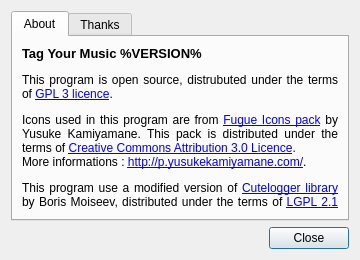
alorence/tym, file src/gui/about.ui: the form before one commit.
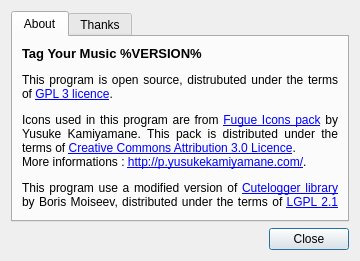
The form after the commit. Icons and pictures are not drawn.

Commit message: (about) Update information in dialog box

What changed in the file:
```diff
--- a/src/gui/about.ui
+++ b/src/gui/about.ui
@@ -7,7 +7,7 @@
     <x>0</x>
     <y>0</y>
     <width>360</width>
-    <height>260</height>
+    <height>261</height>
    </rect>
   </property>
   <property name="sizePolicy">
@@ -30,7 +30,7 @@
        <item row="0" column="0">
         <widget class="QLabel" name="aboutText">
          <property name="text">
-          <string>&lt;html&gt;&lt;head/&gt;&lt;body&gt;&lt;p align=&quot;justify&quot;&gt;&lt;span style=&quot; font-size:10pt; font-weight:600;&quot;&gt;Tag Your Music %VERSION%&lt;/span&gt;&lt;/p&gt;&lt;p align=&quot;justify&quot;&gt;&lt;img src=&quot;:/img/logos/gpl3&quot; style=&quot;float: right;&quot;/&gt;This program is open source, distrubuted under the terms of &lt;a href=&quot;https://www.gnu.org/licenses/gpl-3.0.html&quot;&gt;&lt;span style=&quot; text-decoration: underline; color:#0000ff;&quot;&gt;GPL 3 licence&lt;/span&gt;&lt;/a&gt;.&lt;/p&gt;&lt;p align=&quot;justify&quot;&gt;Icons used in this program are from &lt;a href=&quot;https://github.com/yusukekamiyamane/fugue-icons&quot;&gt;&lt;span style=&quot; text-decoration: underline; color:#0000ff;&quot;&gt;Fugue Icons pack&lt;/span&gt;&lt;/a&gt; by Yusuke Kamiyamane. This pack is distributed under the terms of &lt;a href=&quot;https://creativecommons.org/licenses/by/3.0/&quot;&gt;&lt;span style=&quot; text-decoration: underline; color:#0000ff;&quot;&gt;Creative Commons Attribution 3.0 Licence&lt;/span&gt;&lt;/a&gt;.&lt;br/&gt;More informations : &lt;a href=&quot;http://p.yusukekamiyamane.com/&quot;&gt;&lt;span style=&quot; text-decoration: underline; color:#0000ff;&quot;&gt;http://p.yusukekamiyamane.com/&lt;/span&gt;&lt;/a&gt;.&lt;/p&gt;&lt;p align=&quot;justify&quot;&gt;This program use a modified version of &lt;a href=&quot;https://gitorious.org/cutelogger/cutelogger&quot;&gt;&lt;span style=&quot; text-decoration: underline; color:#0000ff;&quot;&gt;Cutelogger library&lt;/span&gt;&lt;/a&gt; by Boris Moiseev, distributed under the terms of &lt;a href=&quot;https://www.gnu.org/licenses/lgpl-2.1.html&quot;&gt;&lt;span style=&quot; text-decoration: underline; color:#0000ff;&quot;&gt;LGPL 2.1 licence&lt;/span&gt;&lt;/a&gt;. Modifications are visible on &lt;a href=&quot;https://gitorious.org/~alorence/cutelogger/alorences-cutelogger&quot;&gt;&lt;span style=&quot; text-decoration: underline; color:#0000ff;&quot;&gt;gitorious&lt;/span&gt;&lt;/a&gt;.&lt;/p&gt;&lt;/body&gt;&lt;/html&gt;</string>
+          <string>&lt;html&gt;&lt;head/&gt;&lt;body&gt;&lt;p&gt;&lt;span style=&quot; font-size:10pt; font-weight:600;&quot;&gt;Tag Your Music %VERSION%&lt;/span&gt;&lt;/p&gt;&lt;p align=&quot;justify&quot;&gt;&lt;img src=&quot;:/img/logos/gpl3&quot; style=&quot;float: right;&quot;/&gt;This program is open source, distrubuted under the terms of &lt;a href=&quot;https://www.gnu.org/licenses/gpl-3.0.html&quot;&gt;&lt;span style=&quot; text-decoration: underline; color:#0000ff;&quot;&gt;GPL 3 licence&lt;/span&gt;&lt;/a&gt;.&lt;/p&gt;&lt;p align=&quot;justify&quot;&gt;Icons used in this program are from &lt;a href=&quot;https://github.com/yusukekamiyamane/fugue-icons&quot;&gt;&lt;span style=&quot; text-decoration: underline; color:#0000ff;&quot;&gt;Fugue Icons pack&lt;/span&gt;&lt;/a&gt; by Yusuke Kamiyamane. This pack is distributed under the terms of &lt;a href=&quot;https://creativecommons.org/licenses/by/3.0/&quot;&gt;&lt;span style=&quot; text-decoration: underline; color:#0000ff;&quot;&gt;Creative Commons Attribution 3.0 Licence&lt;/span&gt;&lt;/a&gt;.&lt;br/&gt;More informations : &lt;a href=&quot;http://p.yusukekamiyamane.com/&quot;&gt;&lt;span style=&quot; text-decoration: underline; color:#0000ff;&quot;&gt;http://p.yusukekamiyamane.com/&lt;/span&gt;&lt;/a&gt;.&lt;/p&gt;&lt;p align=&quot;justify&quot;&gt;This program use a modified version of &lt;a href=&quot;https://github.com/cyberbobs/CuteLogger&quot;&gt;&lt;span style=&quot; text-decoration: underline; color:#0000ff;&quot;&gt;Cutelogger library&lt;/span&gt;&lt;/a&gt; by Boris Moiseev, distributed under the terms of &lt;a href=&quot;https://www.gnu.org/licenses/lgpl-2.1.html&quot;&gt;&lt;span style=&quot; text-decoration: underline; color:#0000ff;&quot;&gt;LGPL 2.1 licence&lt;/span&gt;&lt;/a&gt;. Modifications are visible on &lt;a href=&quot;https://github.com/alorence/CuteLogger&quot;&gt;&lt;span style=&quot; text-decoration: underline; color:#0000ff;&quot;&gt;GitHub&lt;/span&gt;&lt;/a&gt;.&lt;/p&gt;&lt;/body&gt;&lt;/html&gt;</string>
          </property>
          <property name="wordWrap">
           <bool>true</bool>
```
